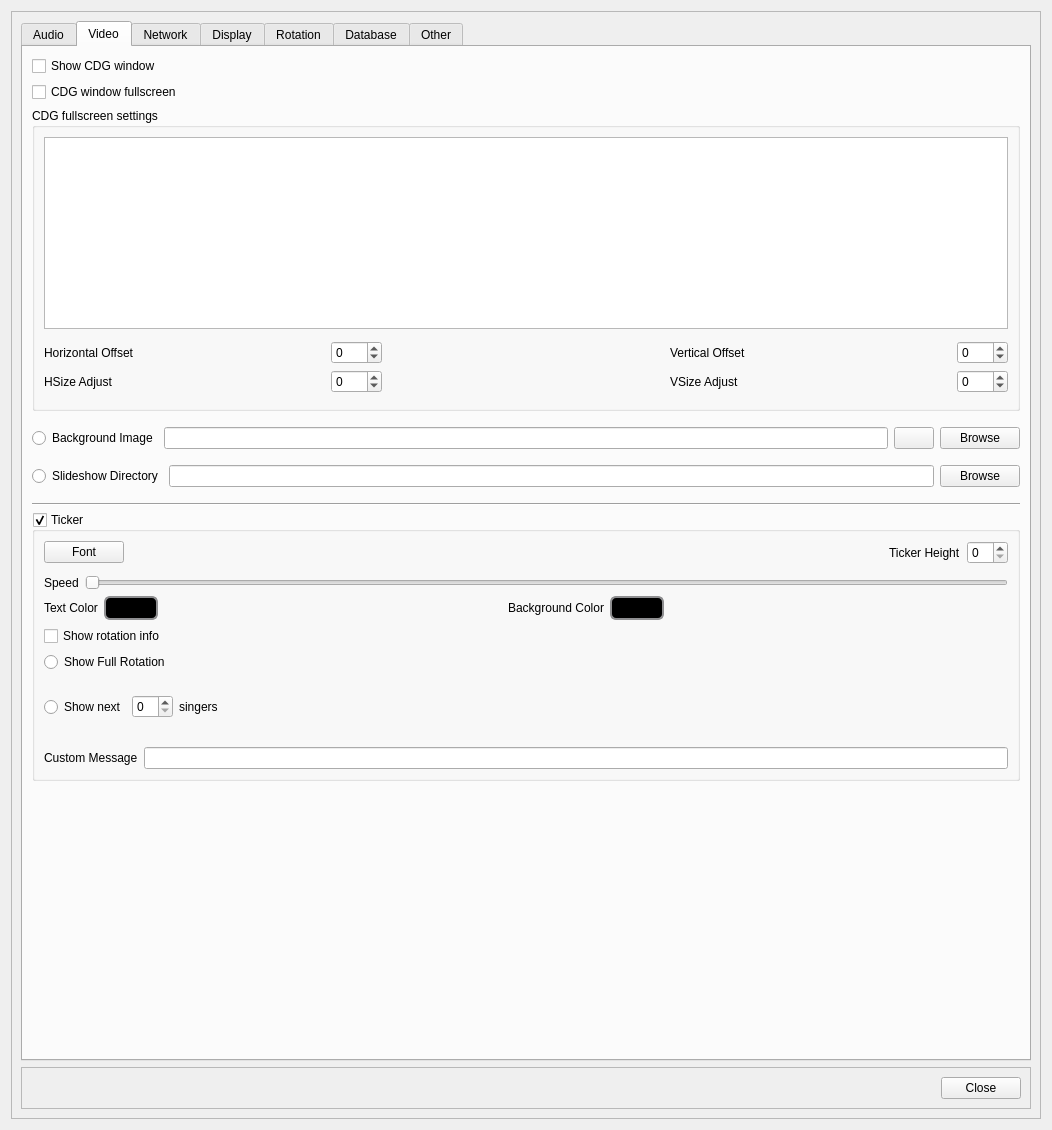
This is OpenKJ/dlgsettings.ui in OpenKJ/OpenKJ as Qt 5 draws it before an edit. The edited form follows.
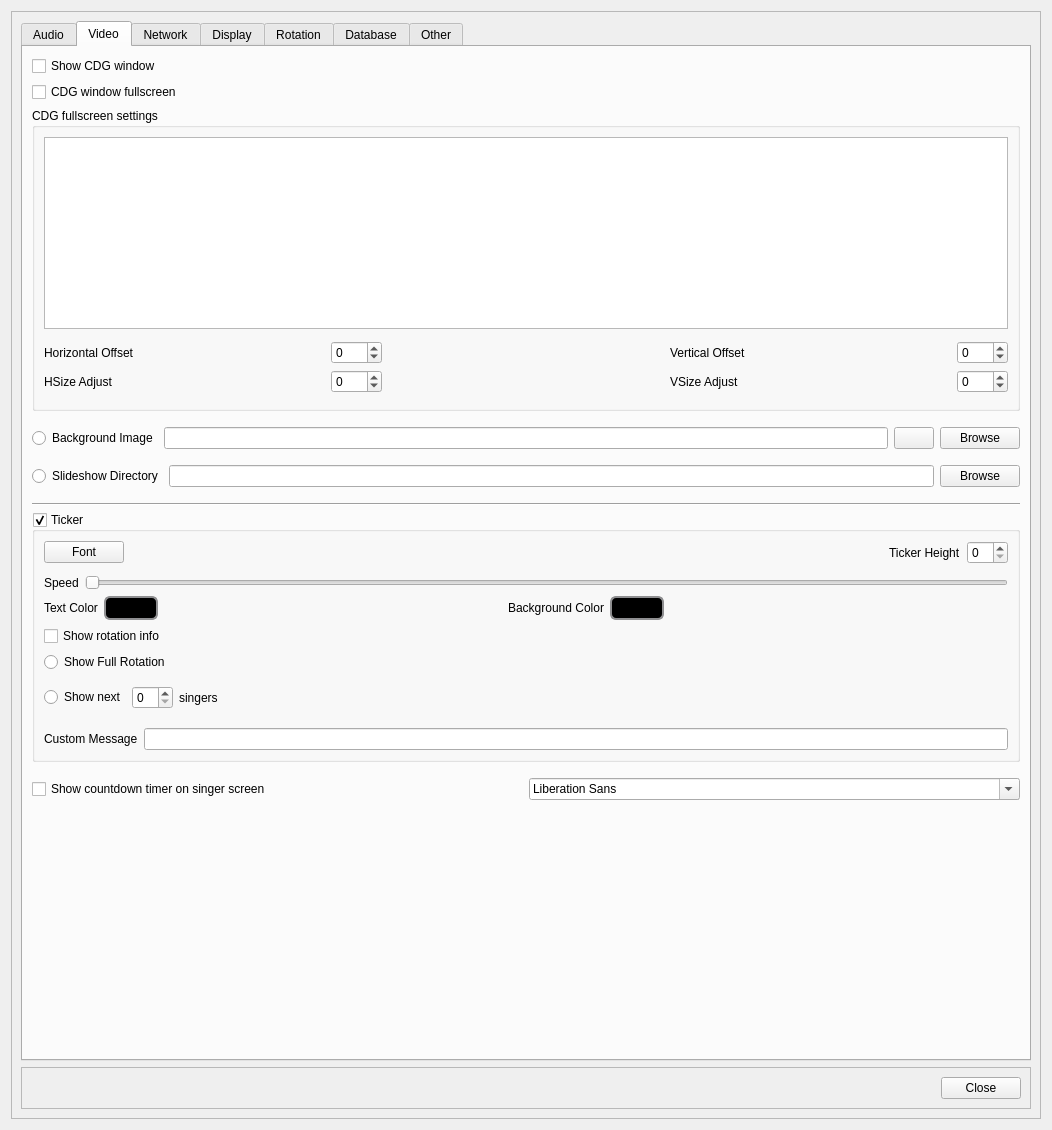
This is the edited form. The open tabs and pages were chosen to show the change. Icons and pictures are not drawn.

What changed in the file:
```diff
--- a/OpenKJ/dlgsettings.ui
+++ b/OpenKJ/dlgsettings.ui
@@ -756,6 +756,23 @@
               </layout>
              </widget>
             </item>
+            <item>
+             <layout class="QHBoxLayout" name="horizontalLayout_21">
+              <property name="topMargin">
+               <number>10</number>
+              </property>
+              <item>
+               <widget class="QCheckBox" name="cbxShowCountdown">
+                <property name="text">
+                 <string>Show countdown timer on singer screen</string>
+                </property>
+               </widget>
+              </item>
+              <item>
+               <widget class="QFontComboBox" name="fontComboBox_2"/>
+              </item>
+             </layout>
+            </item>
             <item>
              <spacer name="verticalSpacer_4">
               <property name="orientation">
```
Left out of the diff: 2 changed lines with no effect on the pictures.
